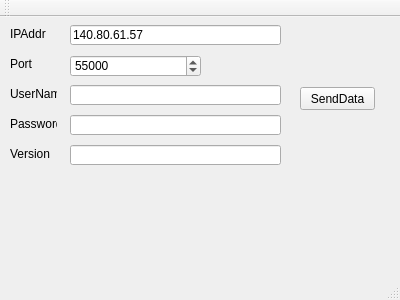
Old version of the form StamOrga/PC/mainwindow.ui in the repository WaterMax83/StamOrga.
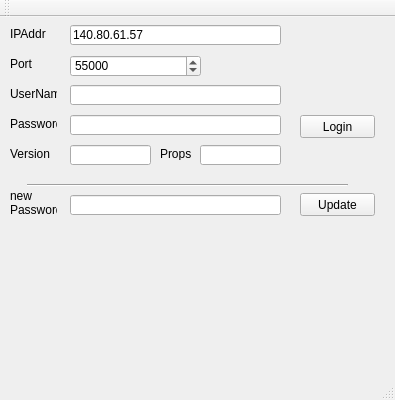
New version of the form.

Commit message: add change password and several update for connection handling

The edit to the form file:
```diff
--- a/StamOrga/PC/mainwindow.ui
+++ b/StamOrga/PC/mainwindow.ui
@@ -6,8 +6,8 @@
    <rect>
     <x>0</x>
     <y>0</y>
-    <width>400</width>
-    <height>300</height>
+    <width>395</width>
+    <height>400</height>
    </rect>
   </property>
   <property name="windowTitle">
@@ -18,13 +18,13 @@
     <property name="geometry">
      <rect>
       <x>300</x>
-      <y>70</y>
+      <y>98</y>
       <width>75</width>
       <height>23</height>
      </rect>
     </property>
     <property name="text">
-     <string>SendData</string>
+     <string>Login</string>
     </property>
    </widget>
    <widget class="QLineEdit" name="lEditIpAddr">
@@ -139,7 +139,7 @@
      <rect>
       <x>70</x>
       <y>128</y>
-      <width>211</width>
+      <width>81</width>
       <height>20</height>
      </rect>
     </property>
@@ -176,9 +176,99 @@
      <string/>
     </property>
     <property name="readOnly">
+     <bool>false</bool>
+    </property>
+   </widget>
+   <widget class="QLabel" name="label_6">
+    <property name="geometry">
+     <rect>
+      <x>160</x>
+      <y>130</y>
+      <width>47</width>
+      <height>13</height>
+     </rect>
+    </property>
+    <property name="text">
+     <string>Props</string>
+    </property>
+   </widget>
+   <widget class="QLineEdit" name="lEditTextProperties">
+    <property name="geometry">
+     <rect>
+      <x>200</x>
+      <y>128</y>
+      <width>81</width>
+      <height>20</height>
+     </rect>
+    </property>
+    <property name="text">
+     <string/>
+    </property>
+    <property name="readOnly">
      <bool>true</bool>
     </property>
    </widget>
+   <widget class="Line" name="line">
+    <property name="geometry">
+     <rect>
+      <x>27</x>
+      <y>160</y>
+      <width>321</width>
+      <height>16</height>
+     </rect>
+    </property>
+    <property name="orientation">
+     <enum>Qt::Horizontal</enum>
+    </property>
+   </widget>
+   <widget class="QLabel" name="label_7">
+    <property name="geometry">
+     <rect>
+      <x>10</x>
+      <y>170</y>
+      <width>47</width>
+      <height>31</height>
+     </rect>
+    </property>
+    <property name="text">
+     <string>new Password</string>
+    </property>
+    <property name="wordWrap">
+     <bool>true</bool>
+    </property>
+   </widget>
+   <widget class="QLineEdit" name="lEditTextUpdatePassword">
+    <property name="geometry">
+     <rect>
+      <x>70</x>
+      <y>178</y>
+      <width>211</width>
+      <height>20</height>
+     </rect>
+    </property>
+    <property name="text">
+     <string/>
+    </property>
+    <property name="readOnly">
+     <bool>false</bool>
+    </property>
+   </widget>
+   <widget class="QPushButton" name="btnUdpatePassword">
+    <property name="geometry">
+     <rect>
+      <x>300</x>
+      <y>176</y>
+      <width>75</width>
+      <height>23</height>
+     </rect>
+    </property>
+    <property name="text">
+     <string>Update</string>
+    </property>
+    <property name="checkable">
+     <bool>false</bool>
+    </property>
+   </widget>
   </widget>
   <widget class="QMenuBar" name="menuBar">
    <property name="geometry">
```
Left out of the diff: 2 changed lines with no effect on the pictures. The commit also changes 24 other files.
